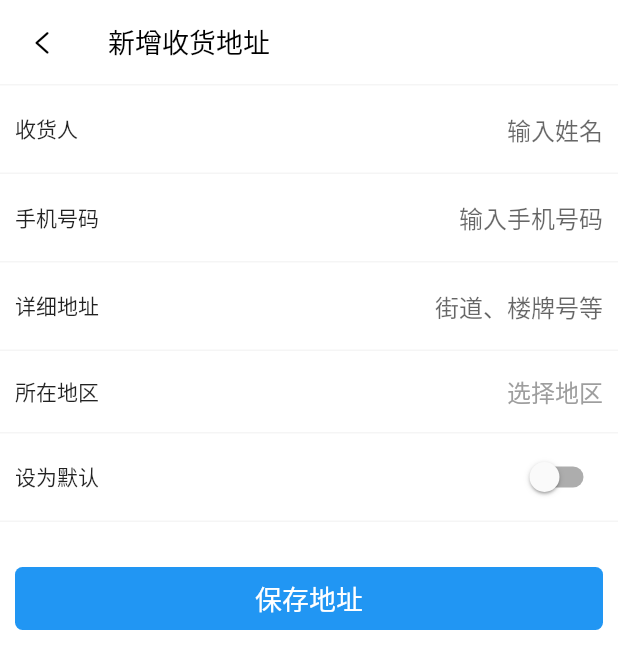
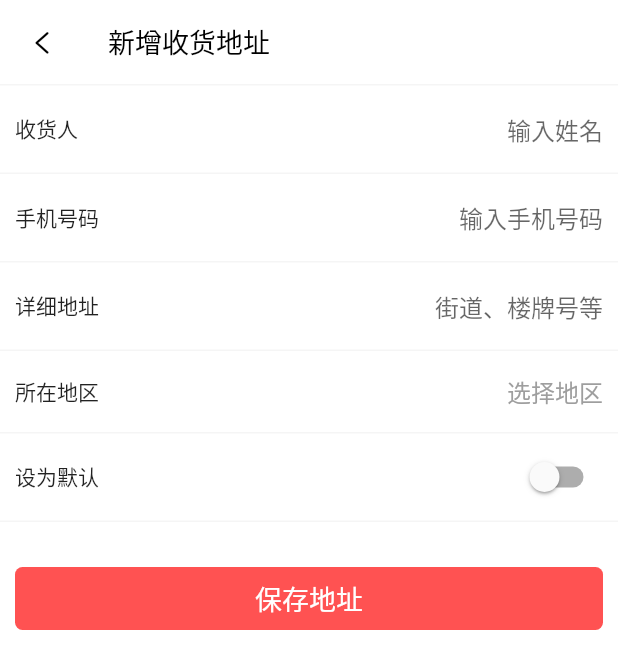
Before and after one commit to x-y-u/mobile_store, a Flutter app: the AddAddressPage screen opened by its route, on a phone screen of 412 x 824 dp. Shown: the top 669 px of the screen. Run offline on Flutter 3.47's test engine with Material 2 defaults, Android fonts, the phone set to English and light mode, and no system bars; our stand-ins replace cached_network_image, dio, flutter_easyrefresh, flutter_swiper, fluttertoast; missing offline and left inert: city_pickers; network calls fail.

Commit message:
添加图标库

```diff
--- a/lib/main.dart
+++ b/lib/main.dart
@@ -4,6 +4,7 @@ import 'package:flutter/material.dart';
 import 'package:flutter/services.dart';
 import 'package:mobile_store/pages/account_settingh_page.dart';
 import 'package:mobile_store/pages/add_address_page.dart';
+import 'package:mobile_store/pages/address_list_page.dart';
 import 'package:mobile_store/pages/prtoduct_details_page.dart';
 import 'package:mobile_store/pages/setting_page.dart';
 
@@ -36,6 +37,7 @@ class MyApp extends StatelessWidget {
         'setting': (BuildContext context) => const SettingPage(),
         'account_setting': (BuildContext context) => const AccountSettingPage(),
         'add_address': (BuildContext context) => const AddAddressPage(),
+        'address_list': (BuildContext context) => const AddressListPage(),
       },
       home: const HomePage(),
     );
--- a/lib/pages/add_address_page.dart
+++ b/lib/pages/add_address_page.dart
@@ -34,7 +34,8 @@ class AddAddressPageState extends State<AddAddressPage> {
         toastLength: Toast.LENGTH_SHORT,
         gravity: ToastGravity.BOTTOM,
         timeInSecForIosWeb: 1,
-          textColor: Colors.black
+        textColor: Colors.black,
+        backgroundColor: const Color(0x55616161),
       );
       return;
     }
@@ -44,7 +45,8 @@ class AddAddressPageState extends State<AddAddressPage> {
         toastLength: Toast.LENGTH_SHORT,
         gravity: ToastGravity.BOTTOM,
         timeInSecForIosWeb: 1,
-          textColor: Colors.black
+        textColor: Colors.black,
+        backgroundColor: const Color(0x55616161),
       );
       return;
     }
@@ -54,7 +56,8 @@ class AddAddressPageState extends State<AddAddressPage> {
         toastLength: Toast.LENGTH_SHORT,
         gravity: ToastGravity.BOTTOM,
         timeInSecForIosWeb: 1,
-          textColor: Colors.black
+        textColor: Colors.black,
+        backgroundColor: const Color(0x55616161),
       );
       return;
     }
@@ -64,7 +67,8 @@ class AddAddressPageState extends State<AddAddressPage> {
         toastLength: Toast.LENGTH_SHORT,
         gravity: ToastGravity.BOTTOM,
         timeInSecForIosWeb: 1,
-          textColor: Colors.black
+        textColor: Colors.black,
+        backgroundColor: const Color(0x55616161),
       );
       return;
     }
@@ -182,9 +186,9 @@ class AddAddressPageState extends State<AddAddressPage> {
                         },
                         child: Container(
                           width: MediaQuery.of(context).size.width - 30,
-                          decoration: BoxDecoration(
-                            borderRadius: const BorderRadius.all(Radius.circular(5.0)),
-                            color: Theme.of(context).primaryColor,
+                          decoration: const BoxDecoration(
+                            borderRadius: BorderRadius.all(Radius.circular(5.0)),
+                            color: Colors.redAccent,
                           ),
                           alignment: Alignment.center,
                           margin: const EdgeInsets.only(left: 10.0, right: 10.0),
--- a/lib/utils/icon_util.dart
+++ b/lib/utils/icon_util.dart
@@ -101,4 +101,20 @@ class IconUtil{
       0xe65c,
       fontFamily: 'iconfont'
   );
+  static const IconData password = IconData(
+      0xed75,
+      fontFamily: 'iconfont'
+  );
+  static const IconData account = IconData(
+      0xe68a,
+      fontFamily: 'iconfont'
+  );
+  static const IconData edit = IconData(
+      0xe67f,
+      fontFamily: 'iconfont'
+  );
+  static const IconData phone = IconData(
+      0xe680,
+      fontFamily: 'iconfont'
+  );
 }
```
Also changed, not shown: lib/pages/address_list_page.dart (+9 -0 lines), lib/pages/mine_page.dart (+6 -1 lines), assets/fonts/iconfont.ttf. Lines whose indentation alone changed are shown as unchanged.
